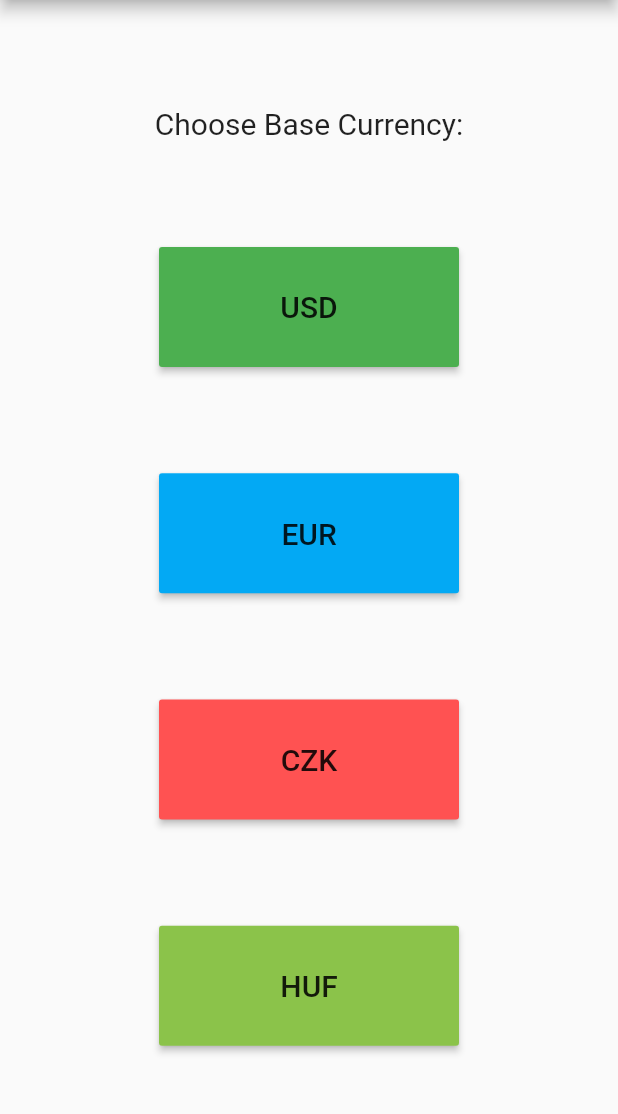
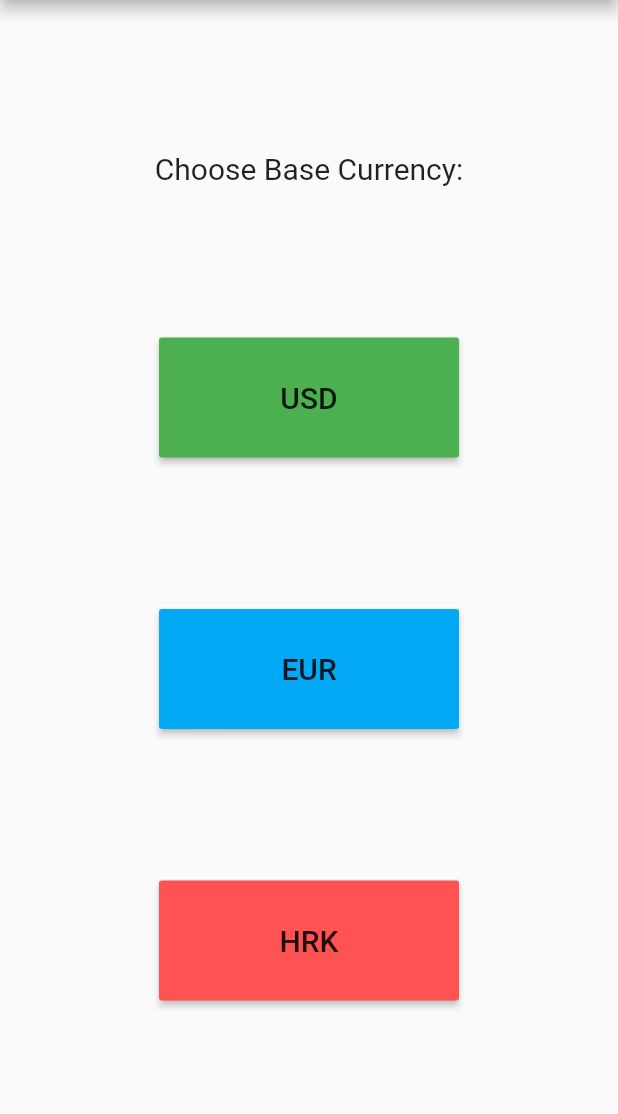
Before and after one commit to thatzenbuhler/Currency-Tracker, a Flutter app: the screen it shows after launch, on a phone screen of 412 x 824 dp, the part 84-1198 px from its top. Run offline on Flutter 3.47's test engine with Material 2 defaults, Android fonts, the phone set to English and light mode, and no system bars; network calls fail.

Commit message:
Change used currencies

```diff
--- a/lib/currencydata.dart
+++ b/lib/currencydata.dart
@@ -27,146 +27,146 @@ class CurrencyData {
 }
 
 class Rates {
-  double cAD;
-  double hKD;
-  double iSK;
-  double pHP;
-  double dKK;
+  double cad;
+  double hkd;
+  double isk;
+  double php;
+  double dkk;
   double huf;
   double czk;
-  double gBP;
-  double rON;
-  double sEK;
-  double iDR;
-  double iNR;
-  double bRL;
-  double rUB;
-  double hRK;
-  double jPY;
-  double tHB;
-  double cHF;
+  double gbp;
+  double ron;
+  double sek;
+  double idr;
+  double inr;
+  double brl;
+  double rub;
+  double hrk;
+  double jpy;
+  double thb;
+  double chf;
   double eur;
-  double mYR;
-  double bGN;
+  double myr;
+  double bgn;
   double tRY;
-  double cNY;
-  double nOK;
-  double nZD;
-  double zAR;
+  double cny;
+  double nok;
+  double nzd;
+  double zar;
   double usd;
-  double mXN;
-  double sGD;
-  double aUD;
-  double iLS;
-  double kRW;
-  double pLN;
+  double mxn;
+  double sgd;
+  double aud;
+  double ils;
+  double krw;
+  double pln;
 
   Rates(
-      {this.cAD,
-      this.hKD,
-      this.iSK,
-      this.pHP,
-      this.dKK,
+      {this.cad,
+      this.hkd,
+      this.isk,
+      this.php,
+      this.dkk,
       this.huf,
       this.czk,
-      this.gBP,
-      this.rON,
-      this.sEK,
-      this.iDR,
-      this.iNR,
-      this.bRL,
-      this.rUB,
-      this.hRK,
-      this.jPY,
-      this.tHB,
-      this.cHF,
+      this.gbp,
+      this.ron,
+      this.sek,
+      this.idr,
+      this.inr,
+      this.brl,
+      this.rub,
+      this.hrk,
+      this.jpy,
+      this.thb,
+      this.chf,
       this.eur,
-      this.mYR,
-      this.bGN,
+      this.myr,
+      this.bgn,
       this.tRY,
-      this.cNY,
-      this.nOK,
-      this.nZD,
-      this.zAR,
+      this.cny,
+      this.nok,
+      this.nzd,
+      this.zar,
       this.usd,
-      this.mXN,
-      this.sGD,
-      this.aUD,
-      this.iLS,
-      this.kRW,
-      this.pLN});
+      this.mxn,
+      this.sgd,
+      this.aud,
+      this.ils,
+      this.krw,
+      this.pln});
 
   Rates.fromJson(Map<String, dynamic> json) {
-    cAD = json['CAD'];
-    hKD = json['HKD'];
-    iSK = json['ISK'];
-    pHP = json['PHP'];
-    dKK = json['DKK'];
+    cad = json['CAD'];
+    hkd = json['HKD'];
+    isk = json['ISK'];
+    php = json['PHP'];
+    dkk = json['DKK'];
     huf = json['HUF'];
     czk = json['CZK'];
-    gBP = json['GBP'];
-    rON = json['RON'];
-    sEK = json['SEK'];
-    iDR = json['IDR'];
-    iNR = json['INR'];
-    bRL = json['BRL'];
-    rUB = json['RUB'];
-    hRK = json['HRK'];
-    jPY = json['JPY'];
-    tHB = json['THB'];
-    cHF = json['CHF'];
+    gbp = json['GBP'];
+    ron = json['RON'];
+    sek = json['SEK'];
+    idr = json['IDR'];
+    inr = json['INR'];
+    brl = json['BRL'];
+    rub = json['RUB'];
+    hrk = json['HRK'];
+    jpy = json['JPY'];
+    thb = json['THB'];
+    chf = json['CHF'];
     eur = json['EUR'];
-    mYR = json['MYR'];
-    bGN = json['BGN'];
+    myr = json['MYR'];
+    bgn = json['BGN'];
     tRY = json['TRY'];
-    cNY = json['CNY'];
-    nOK = json['NOK'];
-    nZD = json['NZD'];
-    zAR = json['ZAR'];
+    cny = json['CNY'];
+    nok = json['NOK'];
+    nzd = json['NZD'];
+    zar = json['ZAR'];
     usd = json['USD'];
-    mXN = json['MXN'];
-    sGD = json['SGD'];
-    aUD = json['AUD'];
-    iLS = json['ILS'];
-    kRW = json['KRW'];
-    pLN = json['PLN'];
+    mxn = json['MXN'];
+    sgd = json['SGD'];
+    aud = json['AUD'];
+    ils = json['ILS'];
+    krw = json['KRW'];
+    pln = json['PLN'];
   }
 
   Map<String, dynamic> toJson() {
     final Map<String, dynamic> data = new Map<String, dynamic>();
-    data['CAD'] = this.cAD;
-    data['HKD'] = this.hKD;
-    data['ISK'] = this.iSK;
-    data['PHP'] = this.pHP;
-    data['DKK'] = this.dKK;
+    data['CAD'] = this.cad;
+    data['HKD'] = this.hkd;
+    data['ISK'] = this.isk;
+    data['PHP'] = this.php;
+    data['DKK'] = this.dkk;
     data['HUF'] = this.huf;
     data['CZK'] = this.czk;
-    data['GBP'] = this.gBP;
-    data['RON'] = this.rON;
-    data['SEK'] = this.sEK;
-    data['IDR'] = this.iDR;
-    data['INR'] = this.iNR;
-    data['BRL'] = this.bRL;
-    data['RUB'] = this.rUB;
-    data['HRK'] = this.hRK;
-    data['JPY'] = this.jPY;
-    data['THB'] = this.tHB;
-    data['CHF'] = this.cHF;
+    data['GBP'] = this.gbp;
+    data['RON'] = this.ron;
+    data['SEK'] = this.sek;
+    data['IDR'] = this.idr;
+    data['INR'] = this.inr;
+    data['BRL'] = this.brl;
+    data['RUB'] = this.rub;
+    data['HRK'] = this.hrk;
+    data['JPY'] = this.jpy;
+    data['THB'] = this.thb;
+    data['CHF'] = this.chf;
     data['EUR'] = this.eur;
-    data['MYR'] = this.mYR;
-    data['BGN'] = this.bGN;
+    data['MYR'] = this.myr;
+    data['BGN'] = this.bgn;
     data['TRY'] = this.tRY;
-    data['CNY'] = this.cNY;
-    data['NOK'] = this.nOK;
-    data['NZD'] = this.nZD;
-    data['ZAR'] = this.zAR;
+    data['CNY'] = this.cny;
+    data['NOK'] = this.nok;
+    data['NZD'] = this.nzd;
+    data['ZAR'] = this.zar;
     data['USD'] = this.usd;
-    data['MXN'] = this.mXN;
-    data['SGD'] = this.sGD;
-    data['AUD'] = this.aUD;
-    data['ILS'] = this.iLS;
-    data['KRW'] = this.kRW;
-    data['PLN'] = this.pLN;
+    data['MXN'] = this.mxn;
+    data['SGD'] = this.sgd;
+    data['AUD'] = this.aud;
+    data['ILS'] = this.ils;
+    data['KRW'] = this.krw;
+    data['PLN'] = this.pln;
     return data;
   }
 }
--- a/lib/main.dart
+++ b/lib/main.dart
@@ -23,8 +23,8 @@ Future<CurrencyData> fetchPost() async {
     }
   } catch (e) {
     return Future<CurrencyData>.value(CurrencyData(
-        rates: Rates(usd: 1.0, eur: 0.8910, czk: 22.79, huf: 290.34),
-        date: '2019-07-16 (Offline)'));
+        rates: Rates(usd: 1.0, eur: 0.9066, hrk: 6.710),
+        date: '2019-09-20 (Offline)'));
   }
 }
 
--- a/lib/pages/conversions.dart
+++ b/lib/pages/conversions.dart
@@ -34,7 +34,9 @@ class _ConversionPageState extends State<ConversionPage> {
         backgroundColor: appBarColor,
       ),
       body: Column(children: <Widget>[
-        Container(alignment: Alignment.topLeft, child: Text('Rates: ' + widget.rateData.date)),
+        Container(
+            alignment: Alignment.topLeft,
+            child: Text('Rates: ' + widget.rateData.date)),
         Expanded(
           child: Center(
             child: Column(
@@ -113,15 +115,16 @@ class _ConversionPageState extends State<ConversionPage> {
       case 3:
         {
           appBarColor = Colors.redAccent;
-          currencyName = "CZK";
+          currencyName = "HRK";
           curName1 = "USD";
           curName2 = "EUR";
           curName3 = "HUF";
-          cur1 = widget.rateData.rates.usd / widget.rateData.rates.czk;
-          cur2 = widget.rateData.rates.eur / widget.rateData.rates.czk;
-          cur3 = widget.rateData.rates.huf / widget.rateData.rates.czk;
+          cur1 = widget.rateData.rates.usd / widget.rateData.rates.hrk;
+          cur2 = widget.rateData.rates.eur / widget.rateData.rates.hrk;
+          cur3 = widget.rateData.rates.huf / widget.rateData.rates.hrk;
           break;
         }
+      /*
       case 4:
         {
           appBarColor = Colors.lightGreen;
@@ -134,6 +137,7 @@ class _ConversionPageState extends State<ConversionPage> {
           cur3 = widget.rateData.rates.czk / widget.rateData.rates.huf;
           break;
         }
+        */
     }
   }
 }
--- a/lib/pages/homepage.dart
+++ b/lib/pages/homepage.dart
@@ -40,12 +40,14 @@ class HomePage extends StatelessWidget {
                     style: TextStyle(fontSize: 20),
                   ),
                   onPressed: () {
+                    if (rates != null) {
                       Navigator.push(
                         context,
                         MaterialPageRoute(
-                          builder: (context) =>
-                              ConversionPage(currencyType: 1, rateData: rates)),
+                            builder: (context) => ConversionPage(
+                                currencyType: 1, rateData: rates)),
                       );
+                    }
                   },
                 ),
               ),
@@ -59,12 +61,14 @@ class HomePage extends StatelessWidget {
                     style: TextStyle(fontSize: 20),
                   ),
                   onPressed: () {
+                    if (rates != null) {
                       Navigator.push(
                         context,
                         MaterialPageRoute(
-                          builder: (context) =>
-                              ConversionPage(currencyType: 2, rateData: rates)),
+                            builder: (context) => ConversionPage(
+                                currencyType: 2, rateData: rates)),
                       );
+                    }
                   },
                 ),
               ),
@@ -74,19 +78,22 @@ class HomePage extends StatelessWidget {
                 height: 80,
                 child: RaisedButton(
                   child: Text(
-                    'CZK',
+                    'HRK',
                     style: TextStyle(fontSize: 20),
                   ),
                   onPressed: () {
+                    if (rates != null) {
                       Navigator.push(
                         context,
                         MaterialPageRoute(
-                          builder: (context) =>
-                              ConversionPage(currencyType: 3, rateData: rates)),
+                            builder: (context) => ConversionPage(
+                                currencyType: 3, rateData: rates)),
                       );
+                    }
                   },
                 ),
               ),
+              /*
               ButtonTheme(
                 buttonColor: Colors.lightGreen,
                 minWidth: 200,
@@ -105,7 +112,7 @@ class HomePage extends StatelessWidget {
                     );
                   },
                 ),
-              ),
+              ),*/
             ],
           ),
         ),
--- a/pubspec.yaml
+++ b/pubspec.yaml
@@ -11,7 +11,7 @@ description: A new Flutter project.
 # In iOS, build-name is used as CFBundleShortVersionString while build-number used as CFBundleVersion.
 # Read more about iOS versioning at
 # https://developer.apple.com/library/archive/documentation/General/Reference/InfoPlistKeyReference/Articles/CoreFoundationKeys.html
-version: 1.0.0+1
+version: 1.1.0+1
 
 environment:
   sdk: ">=2.1.0 <3.0.0"
```
Also changed, not shown: pubspec.lock, 2 other files. Lines whose indentation alone changed are shown as unchanged.
